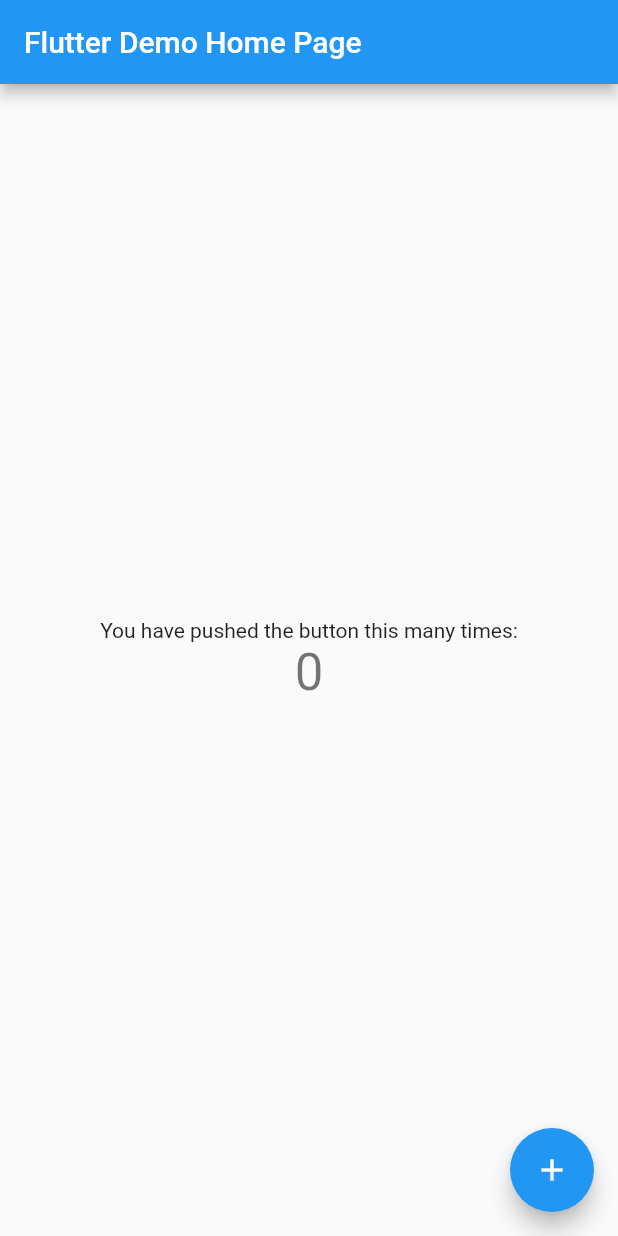
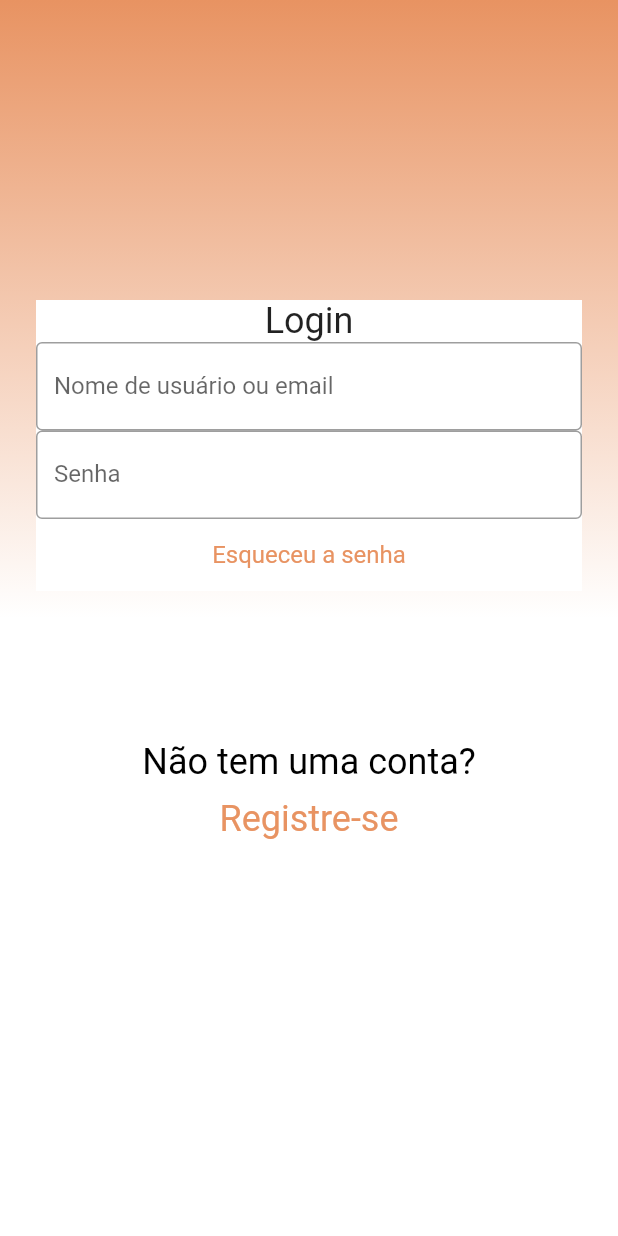
Before and after one commit to caiomc03/mauafood_g6, a Flutter app: the screen it shows after launch, on a phone screen of 412 x 824 dp. Run offline on Flutter 3.47's test engine with Material 2 defaults, Android fonts, the phone set to English and light mode, and no system bars.

Commit message:
adiciona a o mauafood.dart, e cria grosseiramente a pagina de login, sem o botao de entrar e sem o logo

```diff
--- a/lib/main.dart
+++ b/lib/main.dart
@@ -1,115 +1,6 @@
 import 'package:flutter/material.dart';
+import 'package:mauafood_g6/mauafood.dart';
 
 void main() {
-  runApp(const MyApp());
+  runApp(const MauaFood());
 }
-
-class MyApp extends StatelessWidget {
-  const MyApp({Key? key}) : super(key: key);
-
-  // This widget is the root of your application.
-  @override
-  Widget build(BuildContext context) {
-    return MaterialApp(
-      title: 'Flutter Demo',
-      theme: ThemeData(
-        // This is the theme of your application.
-        //
-        // Try running your application with "flutter run". You'll see the
-        // application has a blue toolbar. Then, without quitting the app, try
-        // changing the primarySwatch below to Colors.green and then invoke
-        // "hot reload" (press "r" in the console where you ran "flutter run",
-        // or simply save your changes to "hot reload" in a Flutter IDE).
-        // Notice that the counter didn't reset back to zero; the application
-        // is not restarted.
-        primarySwatch: Colors.blue,
-      ),
-      home: const MyHomePage(title: 'Flutter Demo Home Page'),
-    );
-  }
-}
-
-class MyHomePage extends StatefulWidget {
-  const MyHomePage({Key? key, required this.title}) : super(key: key);
-
-  // This widget is the home page of your application. It is stateful, meaning
-  // that it has a State object (defined below) that contains fields that affect
-  // how it looks.
-
-  // This class is the configuration for the state. It holds the values (in this
-  // case the title) provided by the parent (in this case the App widget) and
-  // used by the build method of the State. Fields in a Widget subclass are
-  // always marked "final".
-
-  final String title;
-
-  @override
-  State<MyHomePage> createState() => _MyHomePageState();
-}
-
-class _MyHomePageState extends State<MyHomePage> {
-  int _counter = 0;
-
-  void _incrementCounter() {
-    setState(() {
-      // This call to setState tells the Flutter framework that something has
-      // changed in this State, which causes it to rerun the build method below
-      // so that the display can reflect the updated values. If we changed
-      // _counter without calling setState(), then the build method would not be
-      // called again, and so nothing would appear to happen.
-      _counter++;
-    });
-  }
-
-  @override
-  Widget build(BuildContext context) {
-    // This method is rerun every time setState is called, for instance as done
-    // by the _incrementCounter method above.
-    //
-    // The Flutter framework has been optimized to make rerunning build methods
-    // fast, so that you can just rebuild anything that needs updating rather
-    // than having to individually change instances of widgets.
-    return Scaffold(
-      appBar: AppBar(
-        // Here we take the value from the MyHomePage object that was created by
-        // the App.build method, and use it to set our appbar title.
-        title: Text(widget.title),
-      ),
-      body: Center(
-        // Center is a layout widget. It takes a single child and positions it
-        // in the middle of the parent.
-        child: Column(
-          // Column is also a layout widget. It takes a list of children and
-          // arranges them vertically. By default, it sizes itself to fit its
-          // children horizontally, and tries to be as tall as its parent.
-          //
-          // Invoke "debug painting" (press "p" in the console, choose the
-          // "Toggle Debug Paint" action from the Flutter Inspector in Android
-          // Studio, or the "Toggle Debug Paint" command in Visual Studio Code)
-          // to see the wireframe for each widget.
-          //
-          // Column has various properties to control how it sizes itself and
-          // how it positions its children. Here we use mainAxisAlignment to
-          // center the children vertically; the main axis here is the vertical
-          // axis because Columns are vertical (the cross axis would be
-          // horizontal).
-          mainAxisAlignment: MainAxisAlignment.center,
-          children: <Widget>[
-            const Text(
-              'You have pushed the button this many times:',
-            ),
-            Text(
-              '$_counter',
-              style: Theme.of(context).textTheme.headline4,
-            ),
-          ],
-        ),
-      ),
-      floatingActionButton: FloatingActionButton(
-        onPressed: _incrementCounter,
-        tooltip: 'Increment',
-        child: const Icon(Icons.add),
-      ), // This trailing comma makes auto-formatting nicer for build methods.
-    );
-  }
-}
--- /dev/null
+++ b/lib/mauafood.dart
@@ -0,0 +1,18 @@
+import 'package:flutter/material.dart';
+import 'package:mauafood_g6/modules/login/pages/login_page.dart';
+
+class MauaFood extends StatelessWidget{
+  const MauaFood({Key? key}) : super(key: key);
+@override
+  Widget build(BuildContext context) {
+    return const MaterialApp(
+
+      debugShowCheckedModeBanner: false,
+      title: "MauaFood",
+      home: LoginPage(),
+
+      );
+
+  }
+
+}
--- /dev/null
+++ b/lib/modules/login/pages/login_page.dart
@@ -0,0 +1,70 @@
+import 'package:flutter/material.dart';
+import 'package:mauafood_g6/modules/login/widgets/register_button.dart';
+
+class LoginPage extends StatelessWidget {
+  const LoginPage({Key? key}) : super(key: key);
+
+
+  @override
+  Widget build(BuildContext context) {
+    return Scaffold(
+      body: Center(
+        child: Container(
+          decoration: const BoxDecoration(
+            gradient: LinearGradient(
+              begin: Alignment.topCenter,
+              end: Alignment.bottomCenter,
+              colors: [
+                Color.fromARGB(255, 232, 147, 98),
+                Colors.white,
+                Colors.white,
+              ],
+            )
+          ),
+         child:  Center(
+          child: Column(
+            children:  [
+              const SizedBox(height: 200,),
+              Container(
+                decoration: const BoxDecoration(
+                  color: Colors.white,
+                ),
+                margin: const EdgeInsets.symmetric(horizontal: 24),
+                child: Column(
+                  children: [
+                    const Text('Login',style: TextStyle(fontSize: 24) ,),
+                    const TextField(
+                      decoration: InputDecoration(
+                          border: OutlineInputBorder(),
+                          labelText: 'Nome de usuário ou email',
+      ),
+                    ),
+                    const TextField(
+                      obscureText: true,
+                      decoration: InputDecoration(
+                          border: OutlineInputBorder(),
+                          labelText: 'Senha',
+      ),
+                    ),
+                    TextButton(
+                  style: TextButton.styleFrom(
+                    primary: const Color.fromARGB(255, 232, 147, 98),
+                    textStyle: const TextStyle(fontSize: 16),
+                  ),
+                  onPressed: () {},
+                  child: const Text('Esqueceu a senha'),
+                ),
+                  ],
+                )
+              ),
+              const SizedBox(height: 100,),
+              const RegisterButton(),
+            ],
+          )
+         )
+          ),
+
+          ),
+         );
+  }
+}
--- /dev/null
+++ b/lib/modules/login/widgets/register_button.dart
@@ -0,0 +1,25 @@
+import 'package:flutter/material.dart';
+
+class RegisterButton extends StatelessWidget  {
+  const RegisterButton({Key? key}) : super(key: key);
+@override
+  Widget build(BuildContext context) {
+    return Column(
+            children: [
+              const Text(
+                "Não tem uma conta?",
+                style: TextStyle(fontSize: 24,color:Colors.black),
+              ),
+              TextButton(
+                  style: TextButton.styleFrom(
+                    primary: const Color.fromARGB(255, 232, 147, 98),
+                    textStyle: const TextStyle(fontSize: 24),
+                  ),
+                  onPressed: () {},
+                  child: const Text('Registre-se'),
+                ),
+            ],
+
+          );
+  }
+}
```
